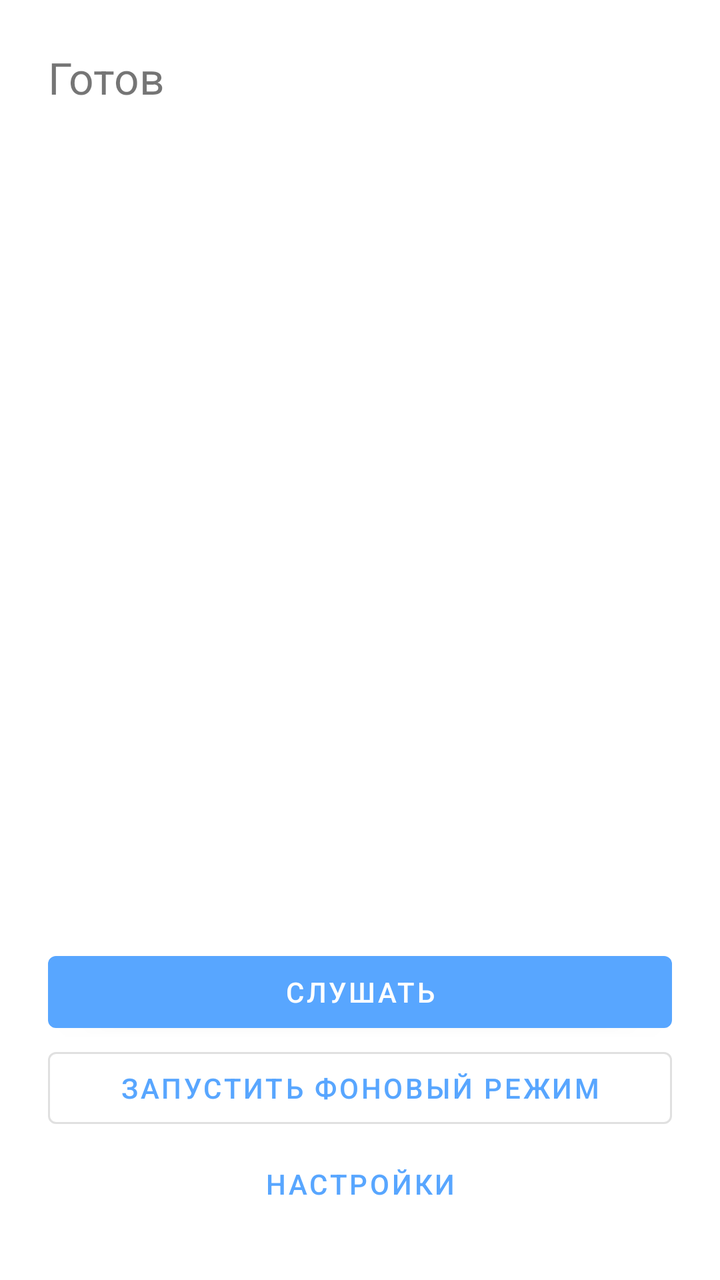
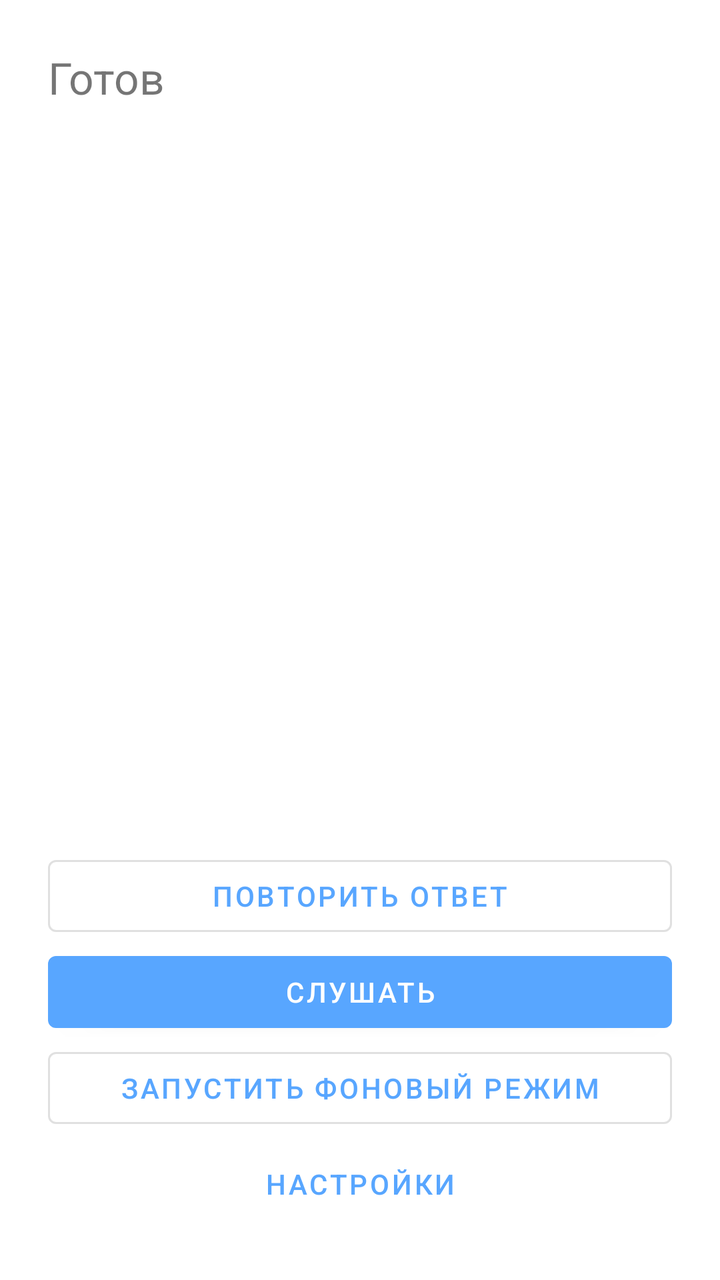

Screens rendered from an Android XML layout before and after an edit, with the pre-edit source and the edit as a unified diff.
<!-- AndroidManifest.xml: application theme Theme.CursorVoice -->
<!-- res/layout/activity_main.xml -->
<?xml version="1.0" encoding="utf-8"?>
<androidx.constraintlayout.widget.ConstraintLayout
    xmlns:android="http://schemas.android.com/apk/res/android"
    xmlns:app="http://schemas.android.com/apk/res-auto"
    android:layout_width="match_parent"
    android:layout_height="match_parent"
    android:padding="24dp">

    <TextView
        android:id="@+id/statusText"
        android:layout_width="0dp"
        android:layout_height="wrap_content"
        android:text="@string/status_idle"
        android:textSize="22sp"
        app:layout_constraintEnd_toEndOf="parent"
        app:layout_constraintStart_toStartOf="parent"
        app:layout_constraintTop_toTopOf="parent" />

    <ScrollView
        android:id="@+id/logScroll"
        android:layout_width="0dp"
        android:layout_height="0dp"
        android:layout_marginTop="16dp"
        android:layout_marginBottom="16dp"
        app:layout_constraintBottom_toTopOf="@+id/listenButton"
        app:layout_constraintEnd_toEndOf="parent"
        app:layout_constraintStart_toStartOf="parent"
        app:layout_constraintTop_toBottomOf="@+id/statusText">

        <TextView
            android:id="@+id/logText"
            android:layout_width="match_parent"
            android:layout_height="wrap_content"
            android:textSize="14sp"
            android:typeface="monospace" />
    </ScrollView>

    <com.google.android.material.button.MaterialButton
        android:id="@+id/listenButton"
        android:layout_width="0dp"
        android:layout_height="wrap_content"
        android:text="@string/listen_button"
        app:layout_constraintBottom_toTopOf="@+id/toggleServiceButton"
        app:layout_constraintEnd_toEndOf="parent"
        app:layout_constraintStart_toStartOf="parent" />

    <com.google.android.material.button.MaterialButton
        android:id="@+id/toggleServiceButton"
        style="@style/Widget.MaterialComponents.Button.OutlinedButton"
        android:layout_width="0dp"
        android:layout_height="wrap_content"
        android:layout_marginTop="8dp"
        android:text="@string/start_service"
        app:layout_constraintBottom_toTopOf="@+id/settingsButton"
        app:layout_constraintEnd_toEndOf="parent"
        app:layout_constraintStart_toStartOf="parent" />

    <com.google.android.material.button.MaterialButton
        android:id="@+id/settingsButton"
        style="@style/Widget.MaterialComponents.Button.TextButton"
        android:layout_width="wrap_content"
        android:layout_height="wrap_content"
        android:text="@string/settings_button"
        app:layout_constraintBottom_toBottomOf="parent"
        app:layout_constraintEnd_toEndOf="parent"
        app:layout_constraintStart_toStartOf="parent" />
</androidx.constraintlayout.widget.ConstraintLayout>
<!-- resources referenced by this layout -->
<resources>
  <string name="listen_button">Слушать</string>
  <string name="settings_button">Настройки</string>
  <string name="start_service">Запустить фоновый режим</string>
  <string name="status_idle">Готов</string>
  <style name="Theme.CursorVoice" parent="Theme.MaterialComponents.DayNight.NoActionBar">
          <item name="colorPrimary">#58a6ff</item>
          <item name="colorPrimaryVariant">#1a3a5c</item>
          <item name="colorOnPrimary">#ffffff</item>
      </style>
</resources>

<!-- the commit's change to res/layout/activity_main.xml (unified diff, before → after) -->
@@ -22,7 +22,7 @@
         android:layout_height="0dp"
         android:layout_marginTop="16dp"
         android:layout_marginBottom="16dp"
-        app:layout_constraintBottom_toTopOf="@+id/listenButton"
+        app:layout_constraintBottom_toTopOf="@+id/repeatButton"
         app:layout_constraintEnd_toEndOf="parent"
         app:layout_constraintStart_toStartOf="parent"
         app:layout_constraintTop_toBottomOf="@+id/statusText">
@@ -36,9 +36,20 @@
     </ScrollView>
 
     <com.google.android.material.button.MaterialButton
+        android:id="@+id/repeatButton"
+        style="@style/Widget.MaterialComponents.Button.OutlinedButton"
+        android:layout_width="0dp"
+        android:layout_height="wrap_content"
+        android:text="@string/repeat_button"
+        app:layout_constraintBottom_toTopOf="@+id/listenButton"
+        app:layout_constraintEnd_toEndOf="parent"
+        app:layout_constraintStart_toStartOf="parent" />
+
+    <com.google.android.material.button.MaterialButton
         android:id="@+id/listenButton"
         android:layout_width="0dp"
         android:layout_height="wrap_content"
+        android:layout_marginTop="8dp"
         android:text="@string/listen_button"
         app:layout_constraintBottom_toTopOf="@+id/toggleServiceButton"
         app:layout_constraintEnd_toEndOf="parent"
<!-- resource entries referenced after the edit -->
@@ -1,6 +1,7 @@
 <!-- resources referenced by this layout -->
 <resources>
   <string name="listen_button">Слушать</string>
+  <string name="repeat_button">Повторить ответ</string>
   <string name="settings_button">Настройки</string>
   <string name="start_service">Запустить фоновый режим</string>
   <string name="status_idle">Готов</string>
